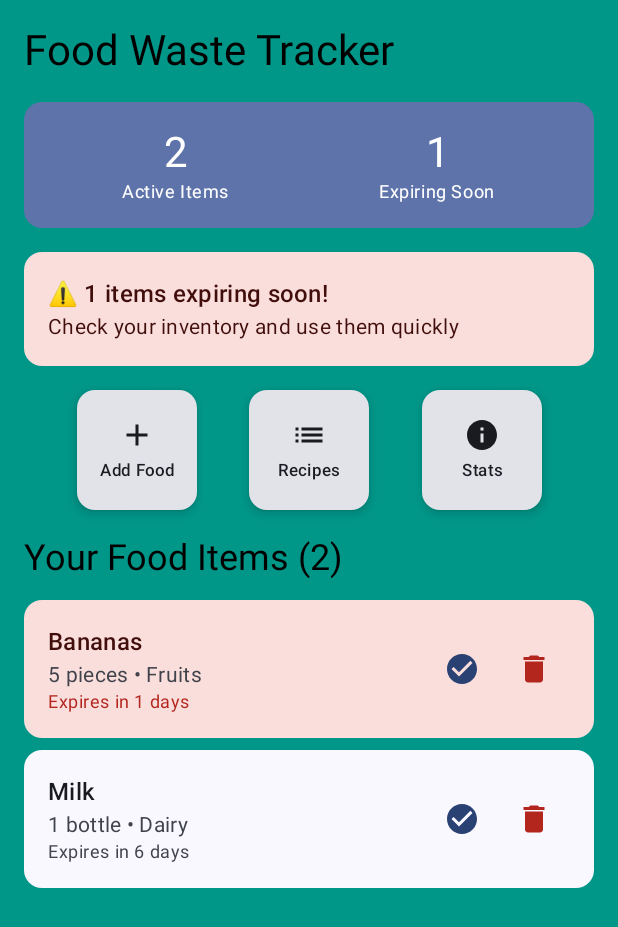
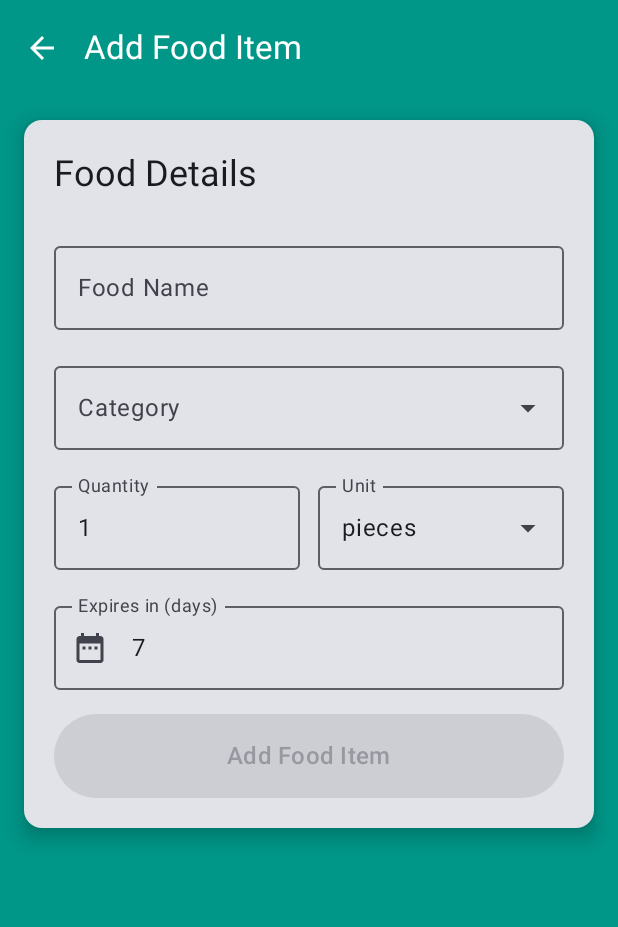
Before and after one commit to G158631/FoodWasteTracker, an Android app built with Jetpack Compose: the screen it shows after launch (MainActivity), after a tap on "Add Food", on a phone screen of 412 x 824 dp. Shown: the top 927 px of the screen. Run offline under Robolectric (Android 15) with nearby library versions, the phone set to English and light mode, and no system bars; our stand-ins replace Room's generated code.

Commit message:
Add complete Add Food screen with navigation and database integration
- Created AddFoodScreen with professional form UI
- Added dropdown menus for categories and units
- Implemented form validation and error handling
- Added screen navigation from Home to Add Food
- Real database integration - users can now add food items
- Form includes: name, category, quantity, unit, expiration days
- Loading states and back navigation working
- Live data updates - home screen reflects new items immediately
- Professional Material Design form with proper spacing

Major milestone: App now has multi-screen functionality!

```diff
--- a/app/src/main/java/com/example/foodwastetracker/MainActivity.kt
+++ b/app/src/main/java/com/example/foodwastetracker/MainActivity.kt
@@ -18,6 +18,7 @@ import com.example.foodwastetracker.presentation.screens.HomeScreen
 import com.example.foodwastetracker.ui.theme.FoodWasteTrackerTheme
 import com.example.foodwastetracker.di.DatabaseModule
 import com.example.foodwastetracker.data.repository.FoodRepository
+import com.example.foodwastetracker.presentation.screens.AddFoodScreen
 
 class MainActivity : ComponentActivity() {
 
@@ -71,9 +72,16 @@ class MainActivity : ComponentActivity() {
                                 foodRepository = repository
                             )
                         }
+                        composable("add_food") {
+                            AddFoodScreen(
+                                navController = navController,
+                                foodRepository = repository
+                            )
+                        }
+                    }
+
+                        }
                     }
                 }
             }
         }
-    }
-}
--- /dev/null
+++ b/app/src/main/java/com/example/foodwastetracker/presentation/screens/AddFoodScreen.kt
@@ -0,0 +1,227 @@
+package com.example.foodwastetracker.presentation.screens
+
+import androidx.compose.foundation.layout.*
+import androidx.compose.foundation.rememberScrollState
+import androidx.compose.foundation.verticalScroll
+import androidx.compose.material.icons.Icons
+import androidx.compose.material.icons.filled.ArrowBack
+import androidx.compose.material.icons.filled.DateRange
+import androidx.compose.material3.*
+import androidx.compose.runtime.*
+import androidx.compose.ui.Alignment
+import androidx.compose.ui.Modifier
+import androidx.compose.ui.graphics.Color
+import androidx.compose.ui.unit.dp
+import androidx.navigation.NavController
+import com.example.foodwastetracker.data.repository.FoodRepository
+import com.example.foodwastetracker.data.database.entities.FoodItem
+import kotlinx.coroutines.launch
+import java.text.SimpleDateFormat
+import java.util.*
+
+@OptIn(ExperimentalMaterial3Api::class)
+@Composable
+fun AddFoodScreen(
+    navController: NavController,
+    foodRepository: FoodRepository
+) {
+    var foodName by remember { mutableStateOf("") }
+    var category by remember { mutableStateOf("") }
+    var quantity by remember { mutableStateOf("1") }
+    var unit by remember { mutableStateOf("pieces") }
+    var expirationDays by remember { mutableStateOf("7") }
+    var isLoading by remember { mutableStateOf(false) }
+
+    val scope = rememberCoroutineScope()
+
+    // Predefined categories
+    val categories = listOf("Fruits", "Vegetables", "Dairy", "Meat", "Pantry", "Frozen", "Other")
+    val units = listOf("pieces", "kg", "grams", "liters", "bottles", "packages")
+
+    Surface(
+        modifier = Modifier.fillMaxSize(),
+        color = Color(0xFF009688) // Same background as home
+    ) {
+        Column(
+            modifier = Modifier
+                .fillMaxSize()
+                .verticalScroll(rememberScrollState())
+        ) {
+            // Top Bar
+            TopAppBar(
+                title = { Text("Add Food Item", color = Color.White) },
+                navigationIcon = {
+                    IconButton(onClick = { navController.navigateUp() }) {
+                        Icon(
+                            Icons.Default.ArrowBack,
+                            contentDescription = "Back",
+                            tint = Color.White
+                        )
+                    }
+                },
+                colors = TopAppBarDefaults.topAppBarColors(
+                    containerColor = Color.Transparent
+                )
+            )
+
+            // Form Card
+            Card(
+                modifier = Modifier
+                    .fillMaxWidth()
+                    .padding(16.dp),
+                elevation = CardDefaults.cardElevation(defaultElevation = 8.dp)
+            ) {
+                Column(
+                    modifier = Modifier.padding(20.dp),
+                    verticalArrangement = Arrangement.spacedBy(16.dp)
+                ) {
+                    Text(
+                        text = "Food Details",
+                        style = MaterialTheme.typography.headlineSmall,
+                        modifier = Modifier.padding(bottom = 8.dp)
+                    )
+
+                    // Food Name
+                    OutlinedTextField(
+                        value = foodName,
+                        onValueChange = { foodName = it },
+                        label = { Text("Food Name") },
+                        placeholder = { Text("e.g., Bananas, Milk, Bread") },
+                        modifier = Modifier.fillMaxWidth(),
+                        singleLine = true
+                    )
+
+                    // Category Dropdown
+                    var categoryExpanded by remember { mutableStateOf(false) }
+                    ExposedDropdownMenuBox(
+                        expanded = categoryExpanded,
+                        onExpandedChange = { categoryExpanded = !categoryExpanded }
+                    ) {
+                        OutlinedTextField(
+                            value = category,
+                            onValueChange = { },
+                            readOnly = true,
+                            label = { Text("Category") },
+                            trailingIcon = { ExposedDropdownMenuDefaults.TrailingIcon(expanded = categoryExpanded) },
+                            modifier = Modifier
+                                .menuAnchor()
+                                .fillMaxWidth()
+                        )
+                        ExposedDropdownMenu(
+                            expanded = categoryExpanded,
+                            onDismissRequest = { categoryExpanded = false }
+                        ) {
+                            categories.forEach { cat ->
+                                DropdownMenuItem(
+                                    text = { Text(cat) },
+                                    onClick = {
+                                        category = cat
+                                        categoryExpanded = false
+                                    }
+                                )
+                            }
+                        }
+                    }
+
+                    // Quantity and Unit
+                    Row(
+                        horizontalArrangement = Arrangement.spacedBy(12.dp)
+                    ) {
+                        OutlinedTextField(
+                            value = quantity,
+                            onValueChange = { if (it.all { char -> char.isDigit() }) quantity = it },
+                            label = { Text("Quantity") },
+                            modifier = Modifier.weight(1f),
+                            singleLine = true
+                        )
+
+                        var unitExpanded by remember { mutableStateOf(false) }
+                        ExposedDropdownMenuBox(
+                            expanded = unitExpanded,
+                            onExpandedChange = { unitExpanded = !unitExpanded },
+                            modifier = Modifier.weight(1f)
+                        ) {
+                            OutlinedTextField(
+                                value = unit,
+                                onValueChange = { },
+                                readOnly = true,
+                                label = { Text("Unit") },
+                                trailingIcon = { ExposedDropdownMenuDefaults.TrailingIcon(expanded = unitExpanded) },
+                                modifier = Modifier.menuAnchor()
+                            )
+                            ExposedDropdownMenu(
+                                expanded = unitExpanded,
+                                onDismissRequest = { unitExpanded = false }
+                            ) {
+                                units.forEach { u ->
+                                    DropdownMenuItem(
+                                        text = { Text(u) },
+                                        onClick = {
+                                            unit = u
+                                            unitExpanded = false
+                                        }
+                                    )
+                                }
+                            }
+                        }
+                    }
+
+                    // Expiration Days
+                    OutlinedTextField(
+                        value = expirationDays,
+                        onValueChange = { if (it.all { char -> char.isDigit() }) expirationDays = it },
+                        label = { Text("Expires in (days)") },
+                        placeholder = { Text("7") },
+                        modifier = Modifier.fillMaxWidth(),
+                        singleLine = true,
+                        leadingIcon = {
+                            Icon(Icons.Default.DateRange, contentDescription = null)
+                        }
+                    )
+
+                    // Add Button
+                    Button(
+                        onClick = {
+                            if (foodName.isNotBlank() && category.isNotBlank()) {
+                                isLoading = true
+                                scope.launch {
+                                    try {
+                                        val expirationDate = System.currentTimeMillis() +
+                                                (expirationDays.toIntOrNull() ?: 7) * 24 * 60 * 60 * 1000L
+
+                                        val foodItem = FoodItem(
+                                            name = foodName.trim(),
+                                            category = category,
+                                            quantity = quantity.toIntOrNull() ?: 1,
+                                            unit = unit,
+                                            expirationDate = expirationDate
+                                        )
+
+                                        foodRepository.addFoodItem(foodItem)
+                                        navController.navigateUp() // Go back to home
+                                    } catch (e: Exception) {
+                                        // Handle error
+                                        isLoading = false
+                                    }
+                                }
+                            }
+                        },
+                        modifier = Modifier
+                            .fillMaxWidth()
+                            .height(56.dp),
+                        enabled = foodName.isNotBlank() && category.isNotBlank() && !isLoading
+                    ) {
+                        if (isLoading) {
+                            CircularProgressIndicator(
+                                modifier = Modifier.size(20.dp),
+                                color = Color.White
+                            )
+                        } else {
+                            Text("Add Food Item", style = MaterialTheme.typography.titleMedium)
+                        }
+                    }
+                }
+            }
+        }
+    }
+}
--- a/app/src/main/java/com/example/foodwastetracker/presentation/screens/HomeScreen.kt
+++ b/app/src/main/java/com/example/foodwastetracker/presentation/screens/HomeScreen.kt
@@ -106,8 +106,7 @@ fun HomeScreen(
                 icon = Icons.Default.Add,
                 text = "Add Food",
                 onClick = {
-                    // TODO: Navigate to add food screen
-                    println("Add Food clicked!")
+                    navController.navigate("add_food")
                 }
             )
             QuickActionButton(
```
